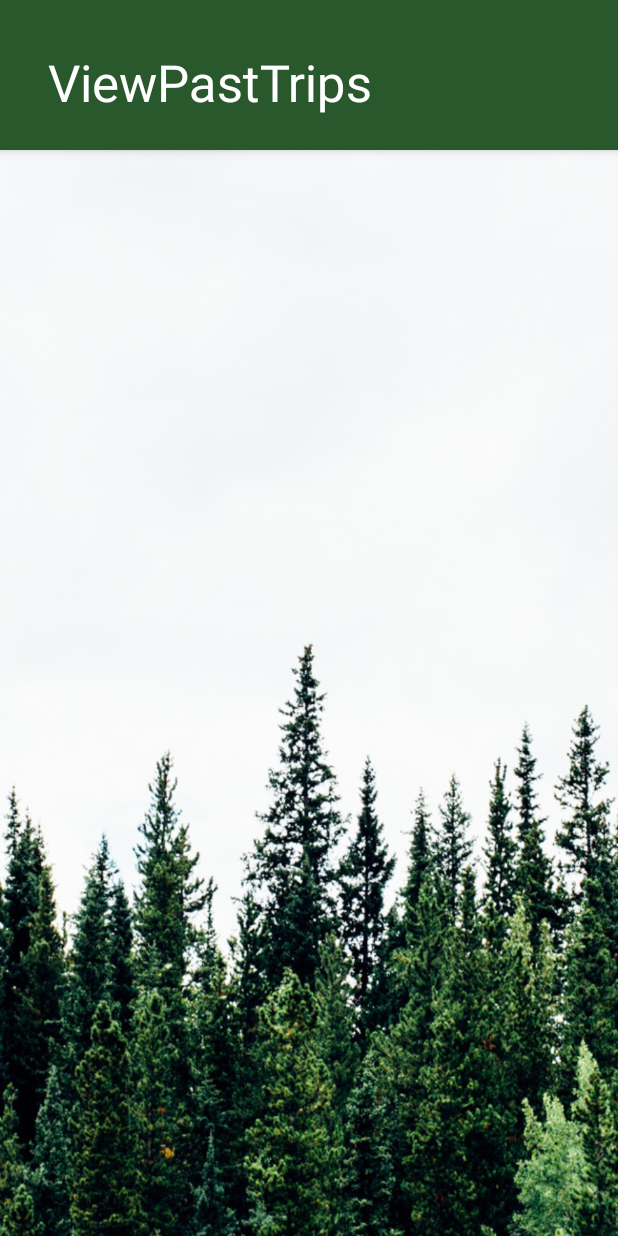
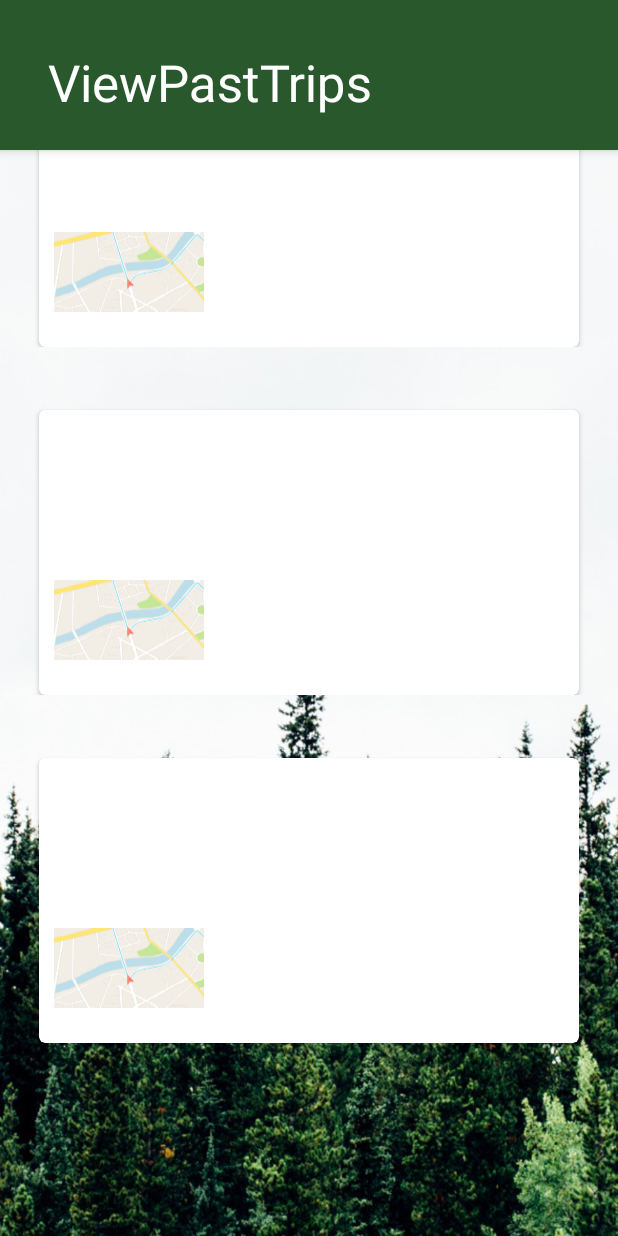
Before and after one commit to aashish7k5/RootCause01, an Android app: the ViewPastTrips screen opened directly, with no data from a screen before it, on a phone screen of 412 x 824 dp. Run offline under Robolectric (Android 15) with nearby library versions, the phone set to English and light mode, and no system bars; 3 statements that could not run were skipped.

Commit message:
card view sorta works

```diff
--- /dev/null
+++ b/app/src/main/java/com/example/aashishkumar/rootcause01/Adapter.java
@@ -0,0 +1,64 @@
+package com.example.aashishkumar.rootcause01;
+
+import android.content.Context;
+import android.support.v7.widget.RecyclerView;
+import android.view.LayoutInflater;
+import android.view.View;
+import android.view.ViewGroup;
+import android.widget.ImageView;
+import android.widget.TextView;
+
+import java.util.ArrayList;
+
+/**
+ * Created by Parsania Hardik on 26-Jun-17.
+ */
+public class Adapter extends RecyclerView.Adapter<Adapter.MyViewHolder> {
+
+    private LayoutInflater inflater;
+    private ArrayList<Model> imageModelArrayList;
+
+
+    public Adapter(Context ctx, ArrayList<Model> imageModelArrayList){
+
+        inflater = LayoutInflater.from(ctx);
+        this.imageModelArrayList = imageModelArrayList;
+    }
+
+    @Override
+    public Adapter.MyViewHolder onCreateViewHolder(ViewGroup parent, int viewType) {
+
+        View view = inflater.inflate(R.layout.rv_item, parent, false);
+        MyViewHolder holder = new MyViewHolder(view);
+
+        return holder;
+    }
+
+    @Override
+    public void onBindViewHolder(Adapter.MyViewHolder holder, int position) {
+
+        holder.ic.setImageResource(imageModelArrayList.get(position).getImage_drawable());
+        holder.text1.setText(imageModelArrayList.get(position).getText1());
+        holder.text2.setText(imageModelArrayList.get(position).getText2());
+    }
+
+    @Override
+    public int getItemCount() {
+        return imageModelArrayList.size();
+    }
+
+    class MyViewHolder extends RecyclerView.ViewHolder{
+
+        TextView text1, text2;
+        ImageView ic;
+
+        public MyViewHolder(View itemView) {
+            super(itemView);
+
+            text1 = (TextView) itemView.findViewById(R.id.info_text1);
+            text2 = (TextView) itemView.findViewById(R.id.info_text2);
+            ic = (ImageView) itemView.findViewById(R.id.ic);
+        }
+
+    }
+}
--- /dev/null
+++ b/app/src/main/java/com/example/aashishkumar/rootcause01/DynamicFragment.java
@@ -0,0 +1,73 @@
+package com.example.aashishkumar.rootcause01;
+
+import android.content.Context;
+import android.os.Bundle;
+import android.support.annotation.Nullable;
+import android.support.v4.app.Fragment;
+import android.view.LayoutInflater;
+import android.view.View;
+import android.view.ViewGroup;
+import android.widget.TextView;
+
+
+public class DynamicFragment extends Fragment {
+
+
+    public static DynamicFragment newInstance() {
+        return new DynamicFragment();
+    }
+
+    @Override
+    public void onCreate(@Nullable Bundle savedInstanceState) {
+        super.onCreate(savedInstanceState);
+    }
+
+    @Nullable
+    @Override
+    public View onCreateView(LayoutInflater inflater, @Nullable ViewGroup container, @Nullable Bundle savedInstanceState) {
+        View view = inflater.inflate(R.layout.dynamic_fragment_layout, container, false);
+        initViews(view);
+        return view;
+    }
+
+    private void initViews(View view) {
+
+        TextView textView=view.findViewById(R.id.commonTextView);
+        textView.setText(String.valueOf("Category :  "+getArguments().getInt("position")));
+    }
+
+    @Override
+    public void onActivityCreated(@Nullable Bundle savedInstanceState) {
+        super.onActivityCreated(savedInstanceState);
+    }
+
+    @Override
+    public void onAttach(Context context) {
+        super.onAttach(context);
+    }
+
+    @Override
+    public void onPause() {
+        super.onPause();
+    }
+
+    @Override
+    public void onResume() {
+        super.onResume();
+    }
+
+    @Override
+    public void onStop() {
+        super.onStop();
+    }
+
+    @Override
+    public void onDestroyView() {
+        super.onDestroyView();
+    }
+
+    @Override
+    public void onDestroy() {
+        super.onDestroy();
+    }
+}
--- /dev/null
+++ b/app/src/main/java/com/example/aashishkumar/rootcause01/DynamicFragmentAdapter.java
@@ -0,0 +1,30 @@
+package com.example.aashishkumar.rootcause01;
+
+import android.os.Bundle;
+import android.support.v4.app.Fragment;
+import android.support.v4.app.FragmentManager;
+import android.support.v4.app.FragmentStatePagerAdapter;
+
+
+public class DynamicFragmentAdapter extends FragmentStatePagerAdapter {
+    private int mNumOfTabs;
+
+    DynamicFragmentAdapter(FragmentManager fm, int NumOfTabs) {
+        super(fm);
+        this.mNumOfTabs = NumOfTabs;
+    }
+
+    @Override
+    public Fragment getItem(int position) {
+        Bundle b = new Bundle();
+        b.putInt("position", position);
+        Fragment frag = DynamicFragment.newInstance();
+        frag.setArguments(b);
+        return frag;
+    }
+
+    @Override
+    public int getCount() {
+        return mNumOfTabs;
+    }
+}
--- /dev/null
+++ b/app/src/main/java/com/example/aashishkumar/rootcause01/Model.java
@@ -0,0 +1,36 @@
+package com.example.aashishkumar.rootcause01;
+
+/**
+ * Created by Parsania Hardik on 28-Jun-17.
+ */
+public class Model {
+
+    private String text1;
+    private String text2;
+    private int image_drawable;
+
+    public String getText1() {
+        return text1;
+    }
+
+    public void setText1(String text1) {
+        this.text1 = text1;
+    }
+
+    public String getText2() {
+        return text2;
+    }
+
+    public void setText2(String text2) {
+        this.text2 = text2;
+    }
+
+
+    public int getImage_drawable() {
+        return image_drawable;
+    }
+
+    public void setImage_drawable(int image_drawable) {
+        this.image_drawable = image_drawable;
+    }
+}
--- a/app/src/main/java/com/example/aashishkumar/rootcause01/ViewPastTrips.java
+++ b/app/src/main/java/com/example/aashishkumar/rootcause01/ViewPastTrips.java
@@ -1,5 +1,6 @@
 package com.example.aashishkumar.rootcause01;
 
+import android.content.Context;
 import android.os.Bundle;
 import android.support.design.widget.FloatingActionButton;
 import android.support.design.widget.Snackbar;
@@ -8,10 +9,25 @@ import android.support.v7.widget.CardView;
 import android.support.v7.widget.LinearLayoutManager;
 import android.support.v7.widget.RecyclerView;
 import android.support.v7.widget.Toolbar;
+import android.view.GestureDetector;
+import android.view.MotionEvent;
 import android.view.View;
 import android.widget.LinearLayout;
 import android.widget.TextView;
+import android.content.Context;
 
+import android.support.v7.app.AppCompatActivity;
+import android.os.Bundle;
+import android.support.v7.widget.LinearLayoutManager;
+import android.support.v7.widget.RecyclerView;
+import android.util.Log;
+import android.view.GestureDetector;
+import android.view.MotionEvent;
+import android.view.View;
+import android.widget.AdapterView;
+import android.widget.Toast;
+
+import java.util.ArrayList;
 import org.w3c.dom.Text;
 
 import java.io.FileNotFoundException;
@@ -22,12 +38,40 @@ import java.util.Scanner;
 
 public class ViewPastTrips extends AppCompatActivity {
 
+    private RecyclerView recyclerView;
+    private ArrayList<Model> imageModelArrayList;
+    private Adapter adapter;
+
+    private int[] myImageList = new int[10];
+    private String[] myImageNameList = new String[10];
+
     @Override
     protected void onCreate(Bundle savedInstanceState) {
         super.onCreate(savedInstanceState);
         setContentView(R.layout.activity_view_past_trips);
         Toolbar toolbar = (Toolbar) findViewById(R.id.toolbar);
         setSupportActionBar(toolbar);
+
+        recyclerView = (RecyclerView) findViewById(R.id.recycler);
+
+        imageModelArrayList = populateList();
+        Log.d("hjhjh", imageModelArrayList.size() + "");
+        adapter = new Adapter(this, imageModelArrayList);
+        recyclerView.setAdapter(adapter);
+        recyclerView.setLayoutManager(new LinearLayoutManager(getApplicationContext(), LinearLayoutManager.VERTICAL, false));
+
+        recyclerView.addOnItemTouchListener(new RecyclerTouchListener(getApplicationContext(), recyclerView, new ClickListener() {
+
+            @Override
+            public void onClick(View view, int position) {
+                Toast.makeText(ViewPastTrips.this, imageModelArrayList.get(position).getText1(), Toast.LENGTH_SHORT).show();
+            }
+
+            @Override
+            public void onLongClick(View view, int position) {
+
+            }
+        }));
 
         //TextView mtext = findViewById(R.id.text);
 
@@ -40,16 +84,14 @@ public class ViewPastTrips extends AppCompatActivity {
         Scanner in = null;
         try {
             in = new Scanner(MainActivity.tripsfile);
-            while (in.hasNextLine())
-            {
+            while (in.hasNextLine()) {
                 contents += in.nextLine();
             }
         } catch (FileNotFoundException e) {
             e.printStackTrace();
         }
 
-        if(contents.equals(""))
-        {
+        if (contents.equals("")) {
             contents = "You don't have any trips yet!";
         }
 
@@ -64,21 +106,87 @@ public class ViewPastTrips extends AppCompatActivity {
 
         //The arrays start, end, mode and date are what you can use in Google cards. Something like looping through the length of any of them, creating a google card for each i, and then
         //adding the same index values to each card.
-        for(int i = 0; i<trips.length; i++)
-        {
+        for (int i = 0; i < trips.length; i++) {
             trips[i] = trips[i].replaceAll("\\*", "*");
             String[] split = trips[i].split("\\*");
-            start[i] = split[0]; mode[i] = split[1]; end[i] = split[2]; date[i] = split[3];
+            start[i] = split[0];
+            mode[i] = split[1];
+            end[i] = split[2];
+            date[i] = split[3];
             splitcontents += "Start = " + start[i] + " End = " + end[i] + " Mode = " + mode[i] + " Date = " + date[i];
             splitcontents += "\n";
             splitcontents += "\n";
 
         }
-        //mtext.setText(splitcontents);
-        tstart.setText(start[start.length-1]);
-        tend.setText(end[end.length-1]);
-        tmode.setText(mode[mode.length-1]);
-        tdate.setText(date[date.length-1]);
+//        //mtext.setText(splitcontents);
+//        tstart.setText(start[start.length - 1]);
+//        tend.setText(end[end.length - 1]);
+//        tmode.setText(mode[mode.length - 1]);
+//        tdate.setText(date[date.length - 1]);
     }
 
+
+    private ArrayList<Model> populateList(){
+
+        ArrayList<Model> list = new ArrayList<>();
+
+        for(int i = 0; i < 3; i++){
+            Model imageModel = new Model();
+            imageModel.setText1("hello");
+            imageModel.setImage_drawable(R.drawable.ic_map);
+            list.add(imageModel);
+
+        }
+
+        return list;
+    }
+
+    public interface ClickListener {
+        void onClick(View view, int position);
+
+        void onLongClick(View view, int position);
+    }
+
+    static class RecyclerTouchListener implements RecyclerView.OnItemTouchListener {
+
+        private GestureDetector gestureDetector;
+        private ClickListener clickListener;
+
+        public RecyclerTouchListener(Context context, final RecyclerView recyclerView, final ClickListener clickListener) {
+            this.clickListener = clickListener;
+            gestureDetector = new GestureDetector(context, new GestureDetector.SimpleOnGestureListener() {
+                @Override
+                public boolean onSingleTapUp(MotionEvent e) {
+                    return true;
+                }
+
+                @Override
+                public void onLongPress(MotionEvent e) {
+                    View child = recyclerView.findChildViewUnder(e.getX(), e.getY());
+                    if (child != null && clickListener != null) {
+                        clickListener.onLongClick(child, recyclerView.getChildPosition(child));
+                    }
+                }
+            });
+        }
+
+        @Override
+        public boolean onInterceptTouchEvent(RecyclerView rv, MotionEvent e) {
+
+            View child = rv.findChildViewUnder(e.getX(), e.getY());
+            if (child != null && clickListener != null && gestureDetector.onTouchEvent(e)) {
+                clickListener.onClick(child, rv.getChildPosition(child));
+            }
+            return false;
+        }
+
+        @Override
+        public void onTouchEvent(RecyclerView rv, MotionEvent e) {
+        }
+
+        @Override
+        public void onRequestDisallowInterceptTouchEvent(boolean disallowIntercept) {
+
+        }
+    }
 }
--- /dev/null
+++ b/app/src/main/res/drawable/cardview.xml
@@ -0,0 +1,34 @@
+<?xml version="1.0" encoding="utf-8"?>
+    <selector xmlns:android="http://schemas.android.com/apk/res/android">
+
+        <item android:state_focused="true">
+            <shape android:shape="rectangle">
+                <padding
+                    android:left="4dp"
+                    android:top="4dp"
+                    android:right="4dp"
+                    android:bottom="4dp"
+                    />
+                <gradient android:startColor="#1cb73b" android:endColor="#29ba48" android:angle="270" />
+
+                <corners android:topLeftRadius="4dp" android:topRightRadius="4dp"/>
+            </shape>
+        </item>
+
+        <!--<item android:state_focused="false"-->
+            <!--&gt;-->
+            <!--<shape android:shape="rectangle">-->
+                <!--<padding-->
+                    <!--android:left="4dp"-->
+                    <!--android:top="4dp"-->
+                    <!--android:right="4dp"-->
+                    <!--android:bottom="4dp"-->
+                    <!--/>-->
+
+                <!--<gradient android:startColor="#1cb724" android:endColor="#29ba41" android:angle="270" />-->
+
+                <!--<corners android:topLeftRadius="4dp" android:topRightRadius="4dp" />-->
+            <!--</shape>-->
+        <!--</item>-->
+
+    </selector>
--- a/app/src/main/res/layout/content_view_past_trips.xml
+++ b/app/src/main/res/layout/content_view_past_trips.xml
@@ -1,47 +1,57 @@
-<?xml version="1.0" encoding="utf-8"?>
+<LinearLayout xmlns:android="http://schemas.android.com/apk/res/android"
+    xmlns:tools="http://schemas.android.com/tools"
+    android:layout_width="match_parent"
+    android:layout_height="match_parent"
+    tools:context=".ViewPastTrips">
 
-    <!-- A CardView that contains a TextView -->
-    <ScrollView xmlns:android="http://schemas.android.com/apk/res/android"
-        android:id="@+id/scrollHorizontal"
-        xmlns:app="http://schemas.android.com/apk/res-auto"
-        xmlns:tools="http://schemas.android.com/tools"
+    <android.support.v7.widget.RecyclerView
+        android:id="@+id/recycler"
         android:layout_width="match_parent"
         android:layout_height="match_parent"
-        app:layout_behavior="@string/appbar_scrolling_view_behavior"
-        tools:context=".ViewPastTrips"
-        tools:showIn="@layout/activity_view_past_trips">
+        android:layout_marginTop="15dp"/>
+
+</LinearLayout>
 
 
-            <LinearLayout
-                android:layout_width="380dp"
-                android:layout_height="600dp">
+<!--<?xml version="1.0" encoding="utf-8"?>-->
 
-                <TextView
-                    android:id="@+id/info_text1"
-                    android:layout_width="300dp"
-                    android:layout_height="50dp"
-                    android:layout_marginStart="-300dp"
-                    android:layout_marginTop="120dp"
-                    android:text="Some text" />
-
-                <TextView
-                    android:id="@+id/info_text2"
-                    android:layout_width="300dp"
-                    android:layout_height="50dp"
-                    android:layout_marginTop="200dp"
-                    android:text="Some more text" />
-
-                <ImageView
-                    android:id="@+id/imageView3"
-                    android:layout_width="251dp"
-                    android:layout_height="87dp"
-                    android:layout_marginLeft="40dp"
-                    app:srcCompat="@drawable/ic_map"
-                    tools:srcCompat="@tools:sample/backgrounds/scenic" />
-
-
-            </LinearLayout>
+    <!--&lt;!&ndash; A CardView that contains a TextView &ndash;&gt;-->
+    <!--<ScrollView xmlns:android="http://schemas.android.com/apk/res/android"-->
+        <!--android:id="@+id/scrollHorizontal"-->
+        <!--xmlns:app="http://schemas.android.com/apk/res-auto"-->
+        <!--xmlns:tools="http://schemas.android.com/tools"-->
+        <!--android:layout_width="match_parent"-->
+        <!--android:layout_height="match_parent"-->
+        <!--app:layout_behavior="@string/appbar_scrolling_view_behavior"-->
+        <!--tools:context=".ViewPastTrips"-->
+        <!--tools:showIn="@layout/activity_view_past_trips">-->
 
 
 
-        </ScrollView>
+        <!--<android.support.v7.widget.RecyclerView-->
+            <!--android:id="@+id/recycler"-->
+            <!--android:layout_width="match_parent"-->
+            <!--android:layout_height="match_parent"-->
+            <!--android:layout_marginTop="15dp">-->
+        <!--</android.support.v7.widget.RecyclerView>-->
+
+            <!--&lt;!&ndash;<LinearLayout&ndash;&gt;-->
+                <!--&lt;!&ndash;android:layout_width="380dp"&ndash;&gt;-->
+                <!--&lt;!&ndash;android:layout_height="600dp">&ndash;&gt;-->
+
+
+
+                <!--&lt;!&ndash;<ImageView&ndash;&gt;-->
+                    <!--&lt;!&ndash;android:id="@+id/imageView3"&ndash;&gt;-->
+                    <!--&lt;!&ndash;android:layout_width="251dp"&ndash;&gt;-->
+                    <!--&lt;!&ndash;android:layout_height="87dp"&ndash;&gt;-->
+                    <!--&lt;!&ndash;android:layout_marginLeft="40dp"&ndash;&gt;-->
+                    <!--&lt;!&ndash;app:srcCompat="@drawable/ic_map"&ndash;&gt;-->
+                    <!--&lt;!&ndash;tools:srcCompat="@tools:sample/backgrounds/scenic" />&ndash;&gt;-->
+
+
+            <!--&lt;!&ndash;</LinearLayout>&ndash;&gt;-->
+
+
+
+        <!--</ScrollView>-->
--- /dev/null
+++ b/app/src/main/res/layout/dynamic_fragment_layout.xml
@@ -0,0 +1,16 @@
+<?xml version="1.0" encoding="utf-8"?>
+<RelativeLayout xmlns:android="http://schemas.android.com/apk/res/android"
+android:layout_width="match_parent"
+android:layout_height="match_parent"
+android:background="@android:color/white">
+
+<TextView
+    android:id="@+id/commonTextView"
+    android:layout_width="wrap_content"
+    android:layout_height="wrap_content"
+    android:layout_centerInParent="true"
+    android:text="hello world"
+    android:textColor="@color/colorPrimaryDark"
+    android:textStyle="bold" />
+
+</RelativeLayout>
--- /dev/null
+++ b/app/src/main/res/layout/rv_item.xml
@@ -0,0 +1,63 @@
+<RelativeLayout xmlns:android="http://schemas.android.com/apk/res/android"
+    xmlns:tools="http://schemas.android.com/tools"
+    android:layout_width="match_parent"
+    android:layout_height="wrap_content"
+    android:layout_marginBottom="@dimen/activity_vertical_margin"
+    android:paddingLeft="@dimen/activity_horizontal_margin"
+    android:paddingRight="@dimen/activity_horizontal_margin"
+    android:layout_marginTop="@dimen/activity_vertical_margin"
+    tools:context=".ViewPastTrips">
+
+    <android.support.v7.widget.CardView xmlns:card_view="http://schemas.android.com/apk/res-auto"
+        android:id="@+id/card_view"
+        android:layout_width="match_parent"
+        android:layout_height="wrap_content"
+        android:layout_gravity="center"
+        android:layout_marginLeft="10dp"
+        android:layout_marginRight="10dp"
+        android:layout_marginTop="10dp"
+        card_view:cardCornerRadius="4dp">
+
+        <LinearLayout
+            android:layout_width="match_parent"
+            android:layout_height="wrap_content"
+            android:orientation="vertical">
+
+            <TextView
+                android:layout_width="match_parent"
+                android:layout_height="match_parent"
+                android:id="@+id/info_text1"
+                android:height="40dp"
+                android:background="@drawable/cardview"
+                android:gravity="center_vertical"
+                android:paddingLeft="10dp"
+                android:text="Image"
+                android:textColor="#fff"
+                android:textStyle="bold"
+                android:textSize="18sp" />
+            <TextView
+                android:layout_width="match_parent"
+                android:layout_height="match_parent"
+                android:id="@+id/info_text2"
+                android:height="40dp"
+                android:background="@drawable/cardview"
+                android:gravity="center_vertical"
+                android:paddingLeft="10dp"
+                android:text="Image"
+                android:textColor="#fff"
+                android:textStyle="bold"
+                android:textSize="18sp" />
+
+
+            <ImageView
+                android:layout_width="100dp"
+                android:layout_height="100dp"
+                android:layout_marginTop="10dp"
+                android:id="@+id/ic"
+                android:layout_marginLeft="10dp"
+                android:src="@drawable/ic_map"/>
+
+        </LinearLayout>
+
+    </android.support.v7.widget.CardView>
+</RelativeLayout>
--- a/app/src/main/res/values/dimens.xml
+++ b/app/src/main/res/values/dimens.xml
@@ -2,4 +2,6 @@
     <dimen name="fab_margin">16dp</dimen>
     <dimen name="app_bar_height">180dp</dimen>
     <dimen name="text_margin">16dp</dimen>
+    <dimen name="activity_horizontal_margin">16dp</dimen>
+    <dimen name="activity_vertical_margin">16dp</dimen>
 </resources>
```
Also changed, not shown: app/src/main/java/com/example/aashishkumar/rootcause01/MainActivity.java (+16 -1 lines).
